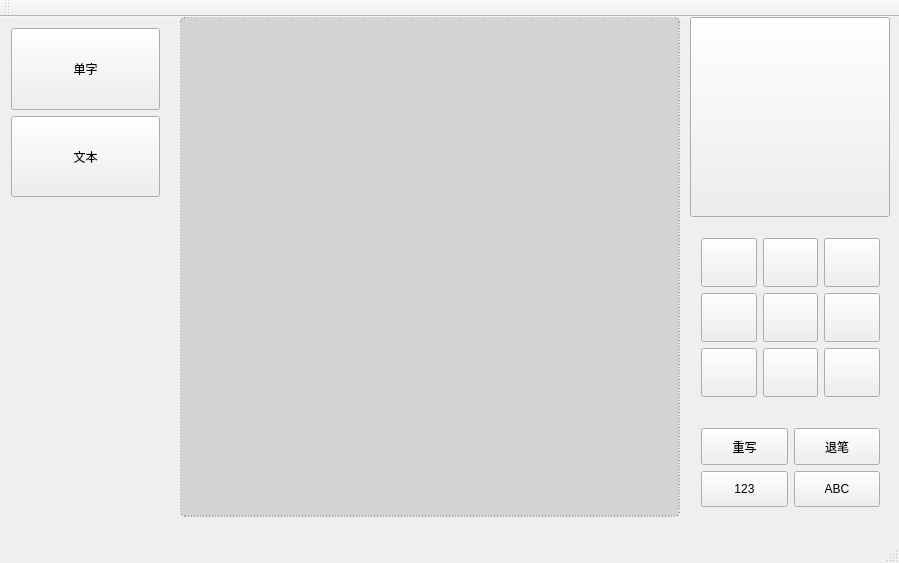
Qt form handsinput.ui (RingNancy/HandsInput) before a commit.
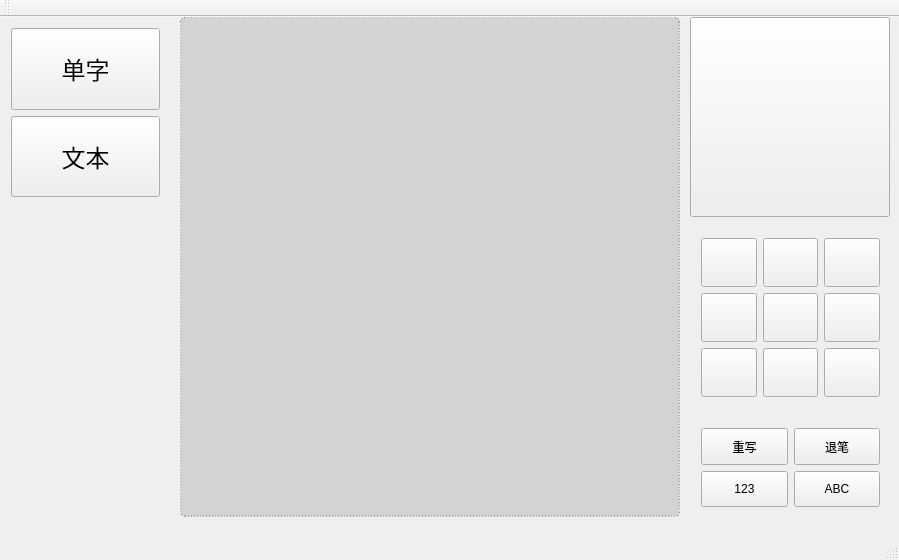
The same form after that commit.

Commit message: complete the function of recognizer wait for undo button

Patch:
```diff
--- a/handsinput.ui
+++ b/handsinput.ui
@@ -7,7 +7,7 @@
     <x>0</x>
     <y>0</y>
     <width>899</width>
-    <height>563</height>
+    <height>560</height>
    </rect>
   </property>
   <property name="windowTitle">
@@ -72,6 +72,15 @@
          <verstretch>0</verstretch>
         </sizepolicy>
        </property>
+       <property name="font">
+        <font>
+         <family>宋体</family>
+         <pointsize>18</pointsize>
+         <weight>50</weight>
+         <italic>false</italic>
+         <bold>false</bold>
+        </font>
+       </property>
        <property name="text">
         <string>单字</string>
        </property>
@@ -85,6 +94,12 @@
          <verstretch>0</verstretch>
         </sizepolicy>
        </property>
+       <property name="font">
+        <font>
+         <family>宋体</family>
+         <pointsize>18</pointsize>
+        </font>
+       </property>
        <property name="text">
         <string>文本</string>
        </property>
@@ -94,7 +109,7 @@
     <zorder>text_input</zorder>
     <zorder>word_input</zorder>
    </widget>
-   <widget class="QWidget" name="">
+   <widget class="QWidget" name="layoutWidget">
     <property name="geometry">
      <rect>
       <x>690</x>
@@ -158,7 +173,7 @@
      </item>
     </layout>
    </widget>
-   <widget class="QWidget" name="">
+   <widget class="QWidget" name="layoutWidget">
     <property name="geometry">
      <rect>
       <x>690</x>
```
Left out of the diff: 45 changed lines with no effect on the pictures. The commit also changes 6 other files.
